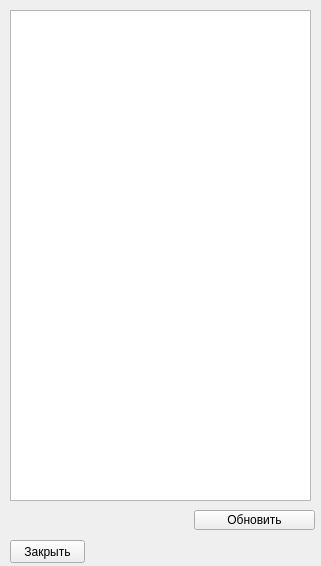
The window that table of resources.ui (P-or-G/1400-stg) describes before a commit, drawn with Qt 5.
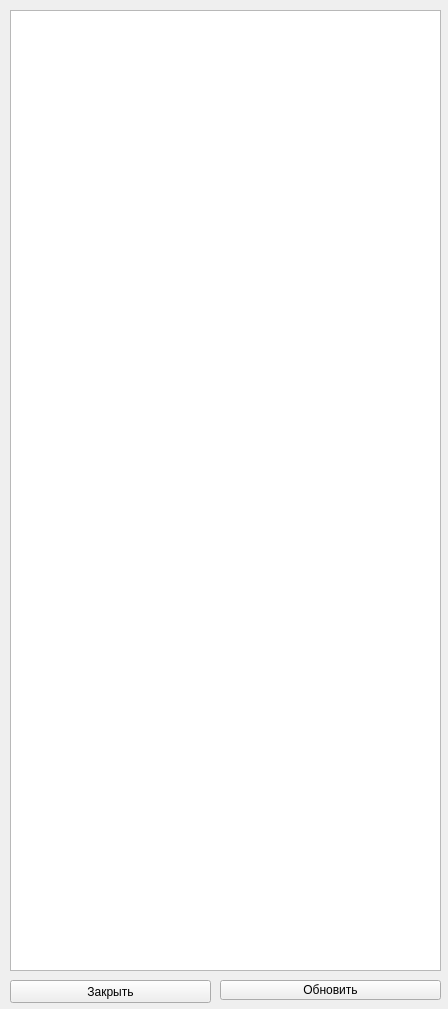
The same window after the commit.

```diff
--- a/table of resources.ui
+++ b/table of resources.ui
@@ -6,10 +6,16 @@
    <rect>
     <x>0</x>
     <y>0</y>
-    <width>321</width>
-    <height>566</height>
+    <width>448</width>
+    <height>1009</height>
    </rect>
   </property>
+  <property name="maximumSize">
+   <size>
+    <width>448</width>
+    <height>1280</height>
+   </size>
+  </property>
   <property name="windowTitle">
    <string>Form</string>
   </property>
@@ -18,8 +24,8 @@
     <rect>
      <x>10</x>
      <y>10</y>
-     <width>301</width>
-     <height>491</height>
+     <width>431</width>
+     <height>961</height>
     </rect>
    </property>
   </widget>
@@ -27,8 +33,8 @@
    <property name="geometry">
     <rect>
      <x>10</x>
-     <y>540</y>
-     <width>75</width>
+     <y>980</y>
+     <width>201</width>
      <height>23</height>
     </rect>
    </property>
@@ -39,9 +45,9 @@
   <widget class="QPushButton" name="pushButton_2">
    <property name="geometry">
     <rect>
-     <x>194</x>
-     <y>510</y>
-     <width>121</width>
+     <x>220</x>
+     <y>980</y>
+     <width>221</width>
      <height>20</height>
     </rect>
    </property>
```
Left out of the diff: 3 changed lines with no effect on the pictures.
